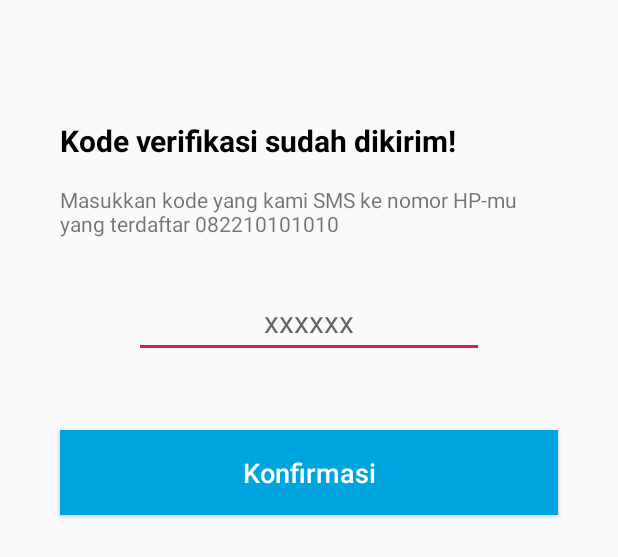
After one commit to havidalbar/Soya, an Android app: the layout activity_otp.xml on its own in the app's theme, with its tools: preview values and no code run, on a phone screen of 412 x 824 dp. The commit adds this screen. Shown: the top 557 px of the screen. Run offline under Robolectric (Android 15) with nearby library versions, the light colour scheme and no system bars.

Commit message:
Layout otw

```diff
--- a/app/src/main/java/com/example/soya/MainActivity.kt
+++ b/app/src/main/java/com/example/soya/OtpActivity.kt
@@ -3,10 +3,10 @@ package com.example.soya
 import androidx.appcompat.app.AppCompatActivity
 import android.os.Bundle
 
-class MainActivity : AppCompatActivity() {
+class OtpActivity : AppCompatActivity() {
 
     override fun onCreate(savedInstanceState: Bundle?) {
         super.onCreate(savedInstanceState)
-        setContentView(R.layout.activity_main)
+        setContentView(R.layout.activity_otp)
     }
 }
--- a/app/src/main/res/layout/activity_main.xml
+++ /dev/null
@@ -1,18 +0,0 @@
-<?xml version="1.0" encoding="utf-8"?>
-<androidx.constraintlayout.widget.ConstraintLayout xmlns:android="http://schemas.android.com/apk/res/android"
-    xmlns:app="http://schemas.android.com/apk/res-auto"
-    xmlns:tools="http://schemas.android.com/tools"
-    android:layout_width="match_parent"
-    android:layout_height="match_parent"
-    tools:context=".MainActivity">
-
-    <TextView
-        android:layout_width="wrap_content"
-        android:layout_height="wrap_content"
-        android:text="Hello World!"
-        app:layout_constraintBottom_toBottomOf="parent"
-        app:layout_constraintLeft_toLeftOf="parent"
-        app:layout_constraintRight_toRightOf="parent"
-        app:layout_constraintTop_toTopOf="parent" />
-
-</androidx.constraintlayout.widget.ConstraintLayout>
--- /dev/null
+++ b/app/src/main/res/layout/activity_otp.xml
@@ -0,0 +1,67 @@
+<?xml version="1.0" encoding="utf-8"?>
+<androidx.constraintlayout.widget.ConstraintLayout xmlns:android="http://schemas.android.com/apk/res/android"
+    xmlns:app="http://schemas.android.com/apk/res-auto"
+    xmlns:tools="http://schemas.android.com/tools"
+    android:layout_width="match_parent"
+    android:layout_height="match_parent"
+    tools:context=".OtpActivity">
+
+    <TextView
+        android:id="@+id/textView"
+        android:layout_width="match_parent"
+        android:layout_height="wrap_content"
+        android:layout_marginStart="40dp"
+        android:layout_marginTop="80dp"
+        android:layout_marginEnd="40dp"
+        android:text="Kode verifikasi sudah dikirim!"
+        android:textColor="@android:color/black"
+        android:textSize="20sp"
+        android:textStyle="bold"
+        app:layout_constraintEnd_toEndOf="parent"
+        app:layout_constraintStart_toStartOf="parent"
+        app:layout_constraintTop_toTopOf="parent" />
+
+    <TextView
+        android:id="@+id/textView2"
+        android:layout_width="match_parent"
+        android:layout_height="wrap_content"
+        android:layout_marginStart="40dp"
+        android:layout_marginTop="16dp"
+        android:layout_marginEnd="40dp"
+        android:text="Masukkan kode yang kami SMS ke nomor HP-mu yang terdaftar 082210101010"
+        app:layout_constraintEnd_toEndOf="parent"
+        app:layout_constraintStart_toStartOf="parent"
+        app:layout_constraintTop_toBottomOf="@+id/textView" />
+
+    <EditText
+        android:id="@+id/editText"
+        android:layout_width="wrap_content"
+        android:layout_height="wrap_content"
+        android:layout_marginTop="32dp"
+        android:ems="10"
+        android:hint="xxxxxx"
+        android:inputType="number"
+        android:textAlignment="center"
+        android:textSize="20sp"
+        app:layout_constraintEnd_toEndOf="parent"
+        app:layout_constraintStart_toStartOf="parent"
+        app:layout_constraintTop_toBottomOf="@+id/textView2" />
+
+    <Button
+        android:id="@+id/button"
+        android:layout_width="match_parent"
+        android:layout_height="wrap_content"
+        android:layout_marginStart="40dp"
+        android:layout_marginTop="48dp"
+        android:layout_marginEnd="40dp"
+        android:background="#00A5DF"
+        android:paddingTop="16dp"
+        android:paddingBottom="16dp"
+        android:text="Konfirmasi"
+        android:textAllCaps="false"
+        android:textColor="@android:color/white"
+        android:textSize="18sp"
+        app:layout_constraintEnd_toEndOf="parent"
+        app:layout_constraintStart_toStartOf="parent"
+        app:layout_constraintTop_toBottomOf="@+id/editText" />
+</androidx.constraintlayout.widget.ConstraintLayout>
```
